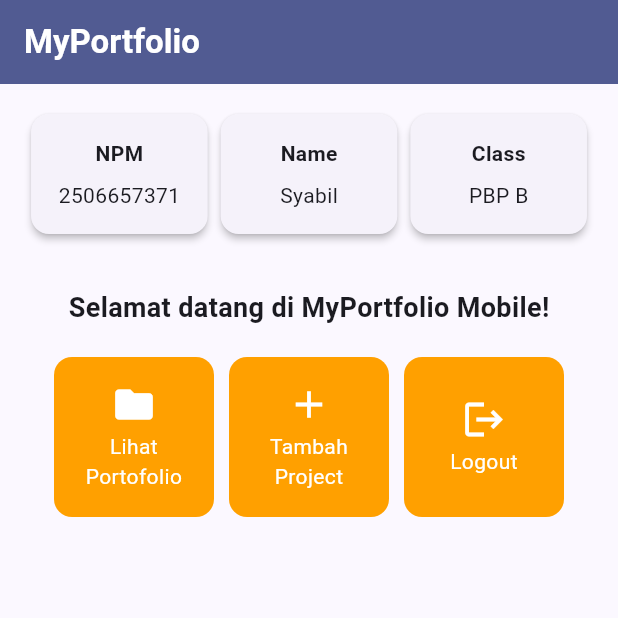
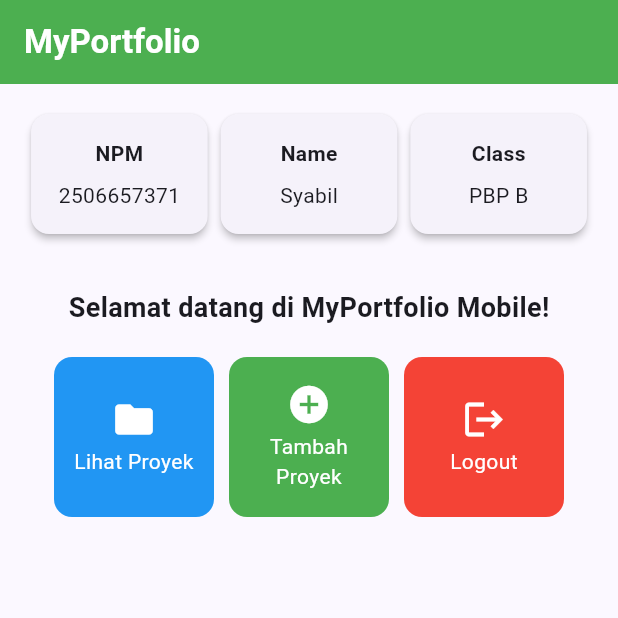
Before and after one commit to Syabilwafi/myportofolio-mobile, a Flutter app: the screen it shows after launch, on a phone screen of 412 x 824 dp, the top half of it. Run offline on Flutter 3.47's test engine with Material 3 defaults, Android fonts, the phone set to English and light mode, and no system bars.

Commit message:
chore: add colors to homepage menu cards

```diff
--- a/lib/menu.dart
+++ b/lib/menu.dart
@@ -3,8 +3,9 @@ import 'package:flutter/material.dart';
 class ItemHomepage {
   final String name;
   final IconData icon;
+  final Color color;
 
-  const ItemHomepage(this.name, this.icon);
+  const ItemHomepage(this.name, this.icon, this.color);
 }
 
 class MyHomePage extends StatelessWidget {
@@ -15,9 +16,9 @@ class MyHomePage extends StatelessWidget {
   final String kelas = "PBP B";
 
   final List<ItemHomepage> items = const [
-    ItemHomepage("Lihat Portofolio", Icons.folder),
-    ItemHomepage("Tambah Project", Icons.add),
-    ItemHomepage("Logout", Icons.logout),
+    ItemHomepage("Lihat Proyek", Icons.folder, Colors.blue),
+    ItemHomepage("Tambah Proyek", Icons.add_circle, Colors.green),
+    ItemHomepage("Logout", Icons.logout, Colors.red),
   ];
 
   @override
@@ -31,7 +32,7 @@ class MyHomePage extends StatelessWidget {
             fontWeight: FontWeight.bold,
           ),
         ),
-        backgroundColor: Theme.of(context).colorScheme.primary,
+        backgroundColor: Colors.green,
       ),
       body: Padding(
         padding: const EdgeInsets.all(16.0),
@@ -117,7 +118,7 @@ class ItemCard extends StatelessWidget {
   @override
   Widget build(BuildContext context) {
     return Material(
-      color: Theme.of(context).colorScheme.secondary,
+      color: item.color,
       borderRadius: BorderRadius.circular(12),
       child: InkWell(
         onTap: () {
```
